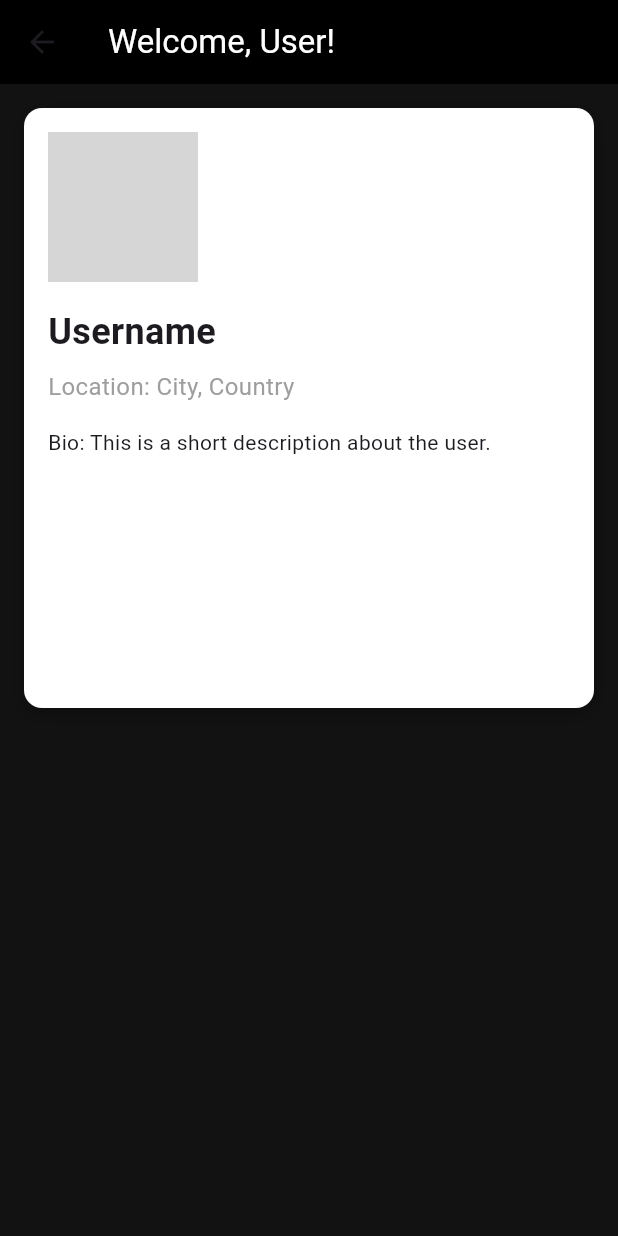
After one commit to MysteryCoder456/maddata-2025, a Flutter app: the HomePage screen opened directly, on a phone screen of 412 x 824 dp. The commit adds this screen. Run offline on Flutter 3.47's test engine with Material 3 defaults, Android fonts, the phone set to English and light mode, and no system bars; our stand-ins replace supabase_flutter; accounts and stored records are empty; network calls fail; grey boxes are pictures that could not be loaded.

Commit message:
feat: home page template

```diff
--- /dev/null
+++ b/lib/home.dart
@@ -0,0 +1,64 @@
+import 'package:flutter/material.dart';
+
+class HomePage extends StatelessWidget {
+  @override
+  Widget build(BuildContext context) {
+    return Scaffold(
+      backgroundColor: Color(0xFF121212), // Background color
+      appBar: AppBar(
+        title: Text("Welcome, User!", style: TextStyle(color: Colors.white)),
+        backgroundColor: Colors.black,
+      ),
+      body: Padding(
+        padding: const EdgeInsets.all(16.0),
+        child: Column(
+          children: [
+            // Profile Widget with extended height
+            Container(
+              padding: EdgeInsets.all(16.0),
+              decoration: BoxDecoration(
+                color: Colors.white,
+                borderRadius: BorderRadius.circular(12),
+                boxShadow: [
+                  BoxShadow(
+                    color: Colors.black26,
+                    offset: Offset(0, 4),
+                    blurRadius: 10,
+                  ),
+                ],
+              ),
+              width: double.infinity,
+              height: 400, // Increased height of the profile widget
+              child: Column(
+                crossAxisAlignment: CrossAxisAlignment.start,
+                children: [
+                  CircleAvatar(
+                    radius: 50,
+                    backgroundImage: NetworkImage(
+                        'https://www.example.com/profile_image.jpg'),
+                  ),
+                  SizedBox(height: 16),
+                  Text(
+                    'Username',
+                    style: TextStyle(
+                        fontSize: 24, fontWeight: FontWeight.bold),
+                  ),
+                  SizedBox(height: 8),
+                  Text(
+                    'Location: City, Country',
+                    style: TextStyle(fontSize: 16, color: Colors.grey),
+                  ),
+                  SizedBox(height: 16),
+                  Text(
+                    'Bio: This is a short description about the user.',
+                    style: TextStyle(fontSize: 14),
+                  ),
+                ],
+              ),
+            ),
+          ],
+        ),
+      ),
+    );
+  }
+}
--- a/lib/main.dart
+++ b/lib/main.dart
@@ -2,7 +2,7 @@ import 'package:flutter/material.dart';
 import 'package:supabase_flutter/supabase_flutter.dart';
 import 'package:flutter/animation.dart';
 import 'dart:math';
-
+import 'home.dart';
 
 void main() async {
   WidgetsFlutterBinding.ensureInitialized();
@@ -115,13 +115,12 @@ class _LoginPageState extends State<LoginPage> with SingleTickerProviderStateMix
   }
 }
 
-
 class TransverseWavePainter extends CustomPainter {
   final double animationValue;
 
   TransverseWavePainter(this.animationValue);
 
-@override
+  @override
   void paint(Canvas canvas, Size size) {
     // Green path paint (for the outer wave)
     Paint paint = Paint()
```
